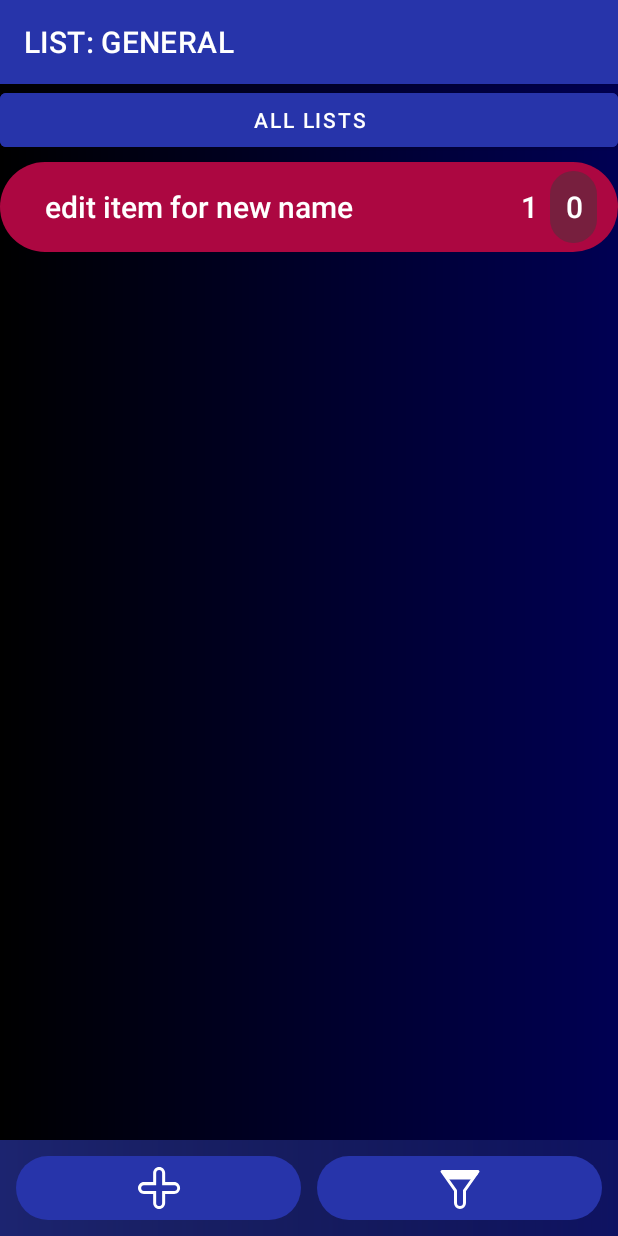
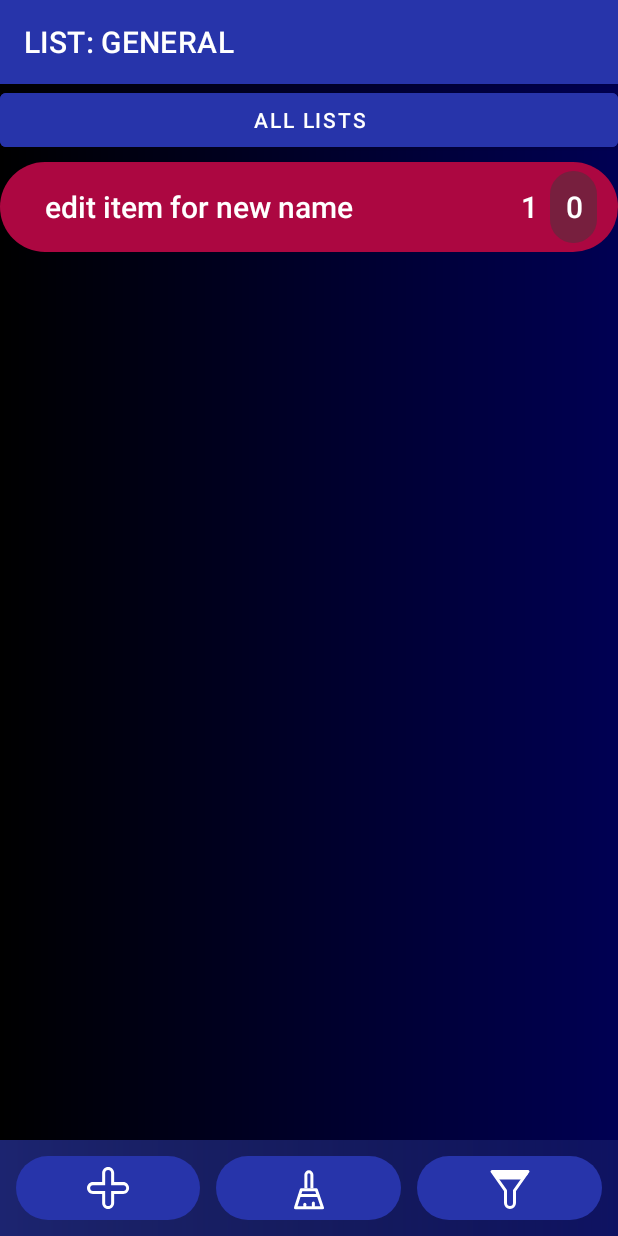
Before and after one commit to Pospec18/TODOList, an Android app: the screen it shows after launch (MainActivity), on a phone screen of 412 x 824 dp. Run offline under Robolectric (Android 15) with nearby library versions, the light colour scheme and no system bars; libraries missing offline, so code that uses them is left out: com.opencsv, com.opencsv.bean, com.opencsv.exceptions.

Commit message:
Clear item values

```diff
--- a/app/src/main/java/com/pospecstudio/todolist/data/ItemHolder.java
+++ b/app/src/main/java/com/pospecstudio/todolist/data/ItemHolder.java
@@ -151,4 +151,9 @@ public class ItemHolder implements Serializable, CSVSerializable, Printable {
             builder.append('\n');
         }
     }
+
+    public void clear() {
+        for (Item i: items)
+            i.setCurrCount(0);
+    }
 }
--- a/app/src/main/java/com/pospecstudio/todolist/ui/ItemsViewHolder.java
+++ b/app/src/main/java/com/pospecstudio/todolist/ui/ItemsViewHolder.java
@@ -54,8 +54,6 @@ public class ItemsViewHolder extends RecyclerView.ViewHolder {
         currentText.setOnEditorActionListener(this::setCurrentText);
         itemView.findViewById(R.id.increase).setOnClickListener(this::increase);
         itemView.findViewById(R.id.decrease).setOnClickListener(this::decrease);
-
-        // indexText.setText(getAdapterPosition());
     }
 
     public void bind(Item item) {
@@ -67,7 +65,7 @@ public class ItemsViewHolder extends RecyclerView.ViewHolder {
         drawIndex();
     }
 
-    private void updateColors() {
+    public void updateColors() {
         FilledType type = item.getFilledType();
         background.setColor(FilledTypeToColor.primary(type, context));
         currentText.setText(String.format(Locale.ENGLISH, "%d", item.getCurrCount()));
--- /dev/null
+++ b/app/src/main/res/drawable/ic_clear_icon.xml
@@ -0,0 +1,18 @@
+<vector android:height="32dp" android:viewportHeight="16"
+    android:viewportWidth="16" android:width="32dp" xmlns:android="http://schemas.android.com/apk/res/android">
+    <path android:fillColor="#FFFFFF" android:fillType="evenOdd"
+        android:pathData="M10.43,8.057 L5.393,8.123A0.5,0.5 0,0 0,4.922 8.471L3.021,14.414a0.5,0.5 0,0 0,0.477 0.652L12.492,15.066a0.5,0.5 0,0 0,0.473 -0.662L10.91,8.395A0.5,0.5 0,0 0,10.43 8.057ZM10.08,9.061 L11.791,14.066L4.184,14.066L5.766,9.117Z"
+        android:strokeLineCap="round" android:strokeLineJoin="round"/>
+    <path android:fillColor="#FFFFFF" android:fillType="evenOdd"
+        android:pathData="m4.955,10.023a0.499,0.499 0,0 0,-0.498 0.498,0.499 0.499,0 0,0 0.498,0.5h6a0.499,0.499 0,0 0,0.5 -0.5,0.499 0.499,0 0,0 -0.5,-0.498z"
+        android:strokeLineCap="round" android:strokeLineJoin="round"/>
+    <path android:fillColor="#FFFFFF" android:fillType="evenOdd"
+        android:pathData="m7.963,2.117a1.5,1.5 0,0 0,-1.5 1.5v4.5h1v-4.5a0.5,0.5 0,0 1,0.5 -0.5,0.5 0.5,0 0,1 0.5,0.5v4.5h1v-4.5a1.5,1.5 0,0 0,-1.5 -1.5z"
+        android:strokeLineCap="round" android:strokeLineJoin="round"/>
+    <path android:fillColor="#FFFFFF" android:fillType="evenOdd"
+        android:pathData="m9.453,12.486a0.5,0.5 0,0 0,-0.5 0.5v1a0.5,0.5 0,0 0,0.5 0.5,0.5 0.5,0 0,0 0.5,-0.5v-1a0.5,0.5 0,0 0,-0.5 -0.5z"
+        android:strokeLineCap="round" android:strokeLineJoin="round"/>
+    <path android:fillColor="#FFFFFF" android:fillType="evenOdd"
+        android:pathData="m6.605,12.957a0.5,0.5 0,0 0,-0.5 0.5v1a0.5,0.5 0,0 0,0.5 0.5,0.5 0.5,0 0,0 0.5,-0.5v-1a0.5,0.5 0,0 0,-0.5 -0.5z"
+        android:strokeLineCap="round" android:strokeLineJoin="round"/>
+</vector>
--- a/app/src/main/res/layout/activity_main.xml
+++ b/app/src/main/res/layout/activity_main.xml
@@ -36,19 +36,18 @@
                     android:onClick="add"
                     android:layout_height="wrap_content" android:layout_weight="1" android:contentDescription="@string/add"/>
             <ImageButton
+                    app:srcCompat="@drawable/ic_clear_icon"
+                    android:id="@+id/settings" style="@style/bottom_panel_icon_button"
+                    android:layout_height="wrap_content"
+                    android:layout_weight="1" android:contentDescription="clear"
+                    android:onClick="clear"
+                    android:layout_width="wrap_content"/>
+            <ImageButton
                     app:srcCompat="@drawable/ic_filter_icon"
                     android:id="@+id/filter" style="@style/bottom_panel_icon_button"
                     android:layout_height="wrap_content"
                     android:onClick="filter"
                     android:layout_weight="1" android:contentDescription="@string/filter"/>
-            <!--
-            <ImageButton
-                    app:srcCompat="@drawable/ic_icon_settings"
-                    android:id="@+id/settings" style="@style/bottom_panel_icon_button"
-                    android:layout_height="wrap_content"
-                    android:layout_weight="1" android:contentDescription="settings"
-                    android:layout_width="wrap_content"/>
-                    -->
         </LinearLayout>
     </LinearLayout>
 </androidx.constraintlayout.widget.ConstraintLayout>
```
Also changed, not shown: app/src/main/java/com/pospecstudio/todolist/EditItemActivity.java (+6 -3 lines), app/src/main/java/com/pospecstudio/todolist/EditListActivity.java (+7 -4 lines), app/src/main/java/com/pospecstudio/todolist/MainActivity.java (+7 -2 lines), app/src/main/java/com/pospecstudio/todolist/ui/ConfirmDialogFragment.java (added, +43 -0 lines).
